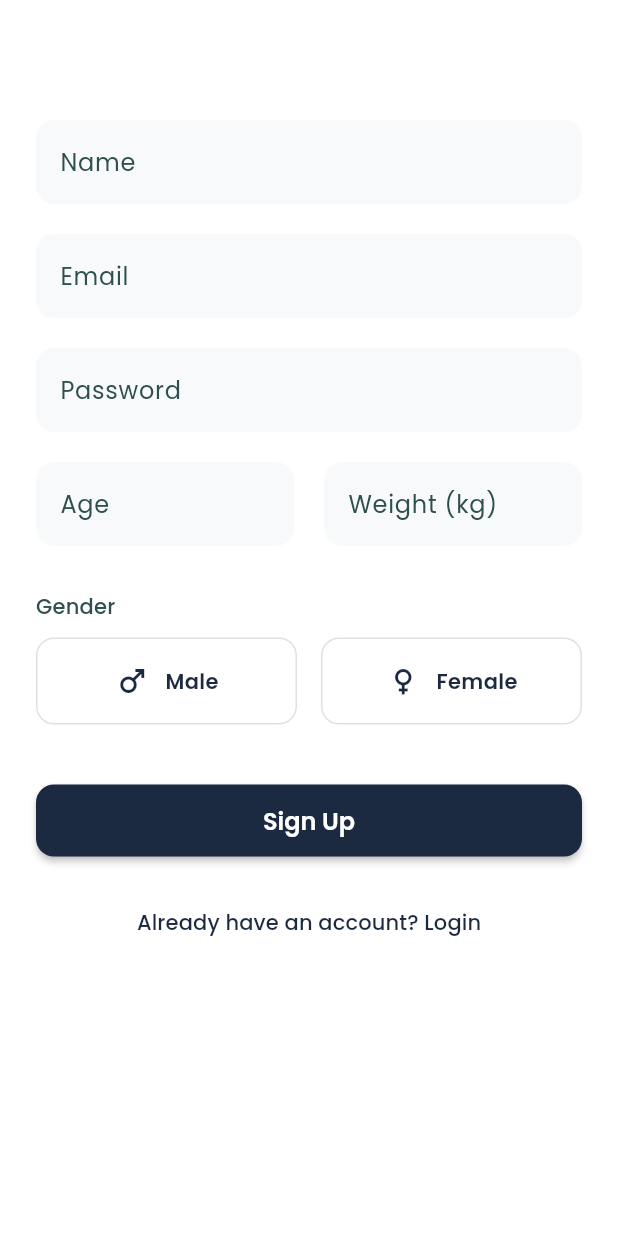
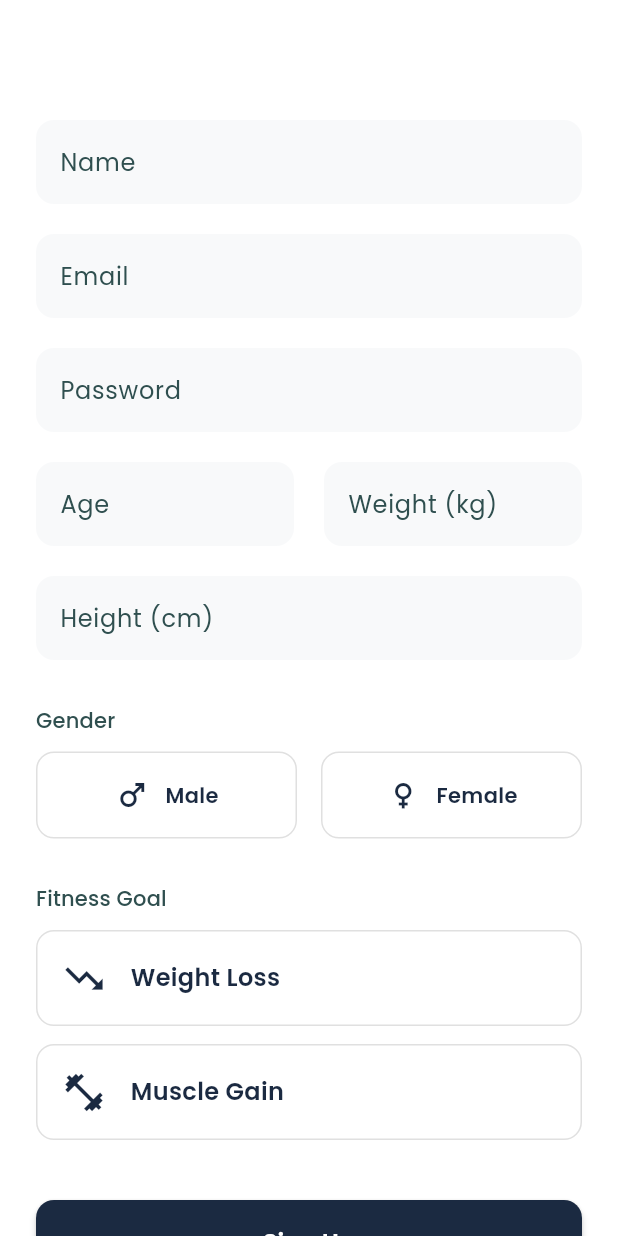
Before and after one commit to jj-tech-ranger/PulseGym, a Flutter app: the screen it shows after launch, on a phone screen of 412 x 824 dp. Run offline on Flutter 3.47's test engine with Material 3 defaults, Android fonts, the phone set to English and light mode, and no system bars; our stand-ins replace flutter_local_notifications, go_router, google_fonts, shared_preferences, sqflite, sqflite_common_ffi and 2 more; accounts and stored records are empty.

Commit message:
Update signup_screen.dart - Add height and goal fields (Weight Loss/Muscle Gain)

```diff
--- a/lib/features/auth/screens/signup_screen.dart
+++ b/lib/features/auth/screens/signup_screen.dart
@@ -20,7 +20,9 @@ class _SignupScreenState extends State<SignupScreen> {
   final _passwordController = TextEditingController();
   final _ageController = TextEditingController();
   final _weightController = TextEditingController();
+  final _heightController = TextEditingController();
   String? _selectedGender;
+  String? _selectedGoal;
 
   @override
   void dispose() {
@@ -29,11 +31,25 @@ class _SignupScreenState extends State<SignupScreen> {
     _passwordController.dispose();
     _ageController.dispose();
     _weightController.dispose();
+    _heightController.dispose();
     super.dispose();
   }
 
   void _signup() async {
     if (_formKey.currentState!.validate()) {
+      if (_selectedGender == null) {
+        ScaffoldMessenger.of(context).showSnackBar(
+          const SnackBar(content: Text('Please select a gender')),
+        );
+        return;
+      }
+      if (_selectedGoal == null) {
+        ScaffoldMessenger.of(context).showSnackBar(
+          const SnackBar(content: Text('Please select a fitness goal')),
+        );
+        return;
+      }
+
       final newUser = User(
         name: _nameController.text,
         email: _emailController.text,
@@ -41,6 +57,8 @@ class _SignupScreenState extends State<SignupScreen> {
         gender: _selectedGender,
         age: int.tryParse(_ageController.text),
         weight: double.tryParse(_weightController.text),
+        height: double.tryParse(_heightController.text),
+        goal: _selectedGoal,
       );
 
       final userId = await DatabaseHelper.instance.insertUser(newUser);
@@ -112,19 +130,41 @@ class _SignupScreenState extends State<SignupScreen> {
                   ),
                 ],
               ),
+              const SizedBox(height: 20),
+              TextFormField(
+                controller: _heightController,
+                decoration: const InputDecoration(labelText: 'Height (cm)'),
+                keyboardType: TextInputType.number,
+                validator: (value) => value!.isEmpty ? 'Please enter your height' : null,
+              ),
               const SizedBox(height: 30),
               Text('Gender', style: Theme.of(context).textTheme.titleMedium),
               const SizedBox(height: 10),
               _buildGenderSelector(),
+              const SizedBox(height: 30),
+              Text('Fitness Goal', style: Theme.of(context).textTheme.titleMedium),
+              const SizedBox(height: 10),
+              _buildGoalSelector(),
               const SizedBox(height: 40),
               ElevatedButton(
                 onPressed: _signup,
-                child: const Text('Sign Up'),
+                style: ElevatedButton.styleFrom(
+                  backgroundColor: AppColors.primaryNavy,
+                  foregroundColor: Colors.white,
+                  padding: const EdgeInsets.symmetric(vertical: 16),
+                  shape: RoundedRectangleBorder(
+                    borderRadius: BorderRadius.circular(12),
+                  ),
+                ),
+                child: Text('Sign Up', style: GoogleFonts.poppins(fontSize: 16, fontWeight: FontWeight.w600)),
               ),
               const SizedBox(height: 20),
               TextButton(
                 onPressed: () => context.go('/login'),
-                child: const Text('Already have an account? Login'),
+                child: Text(
+                  'Already have an account? Login',
+                  style: GoogleFonts.poppins(color: AppColors.primaryNavy),
+                ),
               ),
             ],
           ),
@@ -175,4 +215,45 @@ class _SignupScreenState extends State<SignupScreen> {
       ),
     );
   }
+
+  Widget _buildGoalSelector() {
+    return Column(
+      children: [
+        _goalCard('Weight Loss', Icons.trending_down),
+        const SizedBox(height: 12),
+        _goalCard('Muscle Gain', Icons.fitness_center),
+      ],
+    );
+  }
+
+  Widget _goalCard(String goal, IconData icon) {
+    final isSelected = _selectedGoal == goal;
+    return GestureDetector(
+      onTap: () => setState(() => _selectedGoal = goal),
+      child: Container(
+        padding: const EdgeInsets.all(16),
+        decoration: BoxDecoration(
+          color: isSelected ? AppColors.primaryNavy : AppColors.backgroundWhite,
+          borderRadius: BorderRadius.circular(12),
+          border: Border.all(
+            color: isSelected ? AppColors.primaryNavy : Colors.grey[300]!,
+          ),
+        ),
+        child: Row(
+          children: [
+            Icon(icon, color: isSelected ? Colors.white : AppColors.primaryNavy, size: 30),
+            const SizedBox(width: 16),
+            Text(
+              goal,
+              style: TextStyle(
+                color: isSelected ? Colors.white : AppColors.primaryNavy,
+                fontWeight: FontWeight.w600,
+                fontSize: 16,
+              ),
+            ),
+          ],
+        ),
+      ),
+    );
+  }
 }
```
